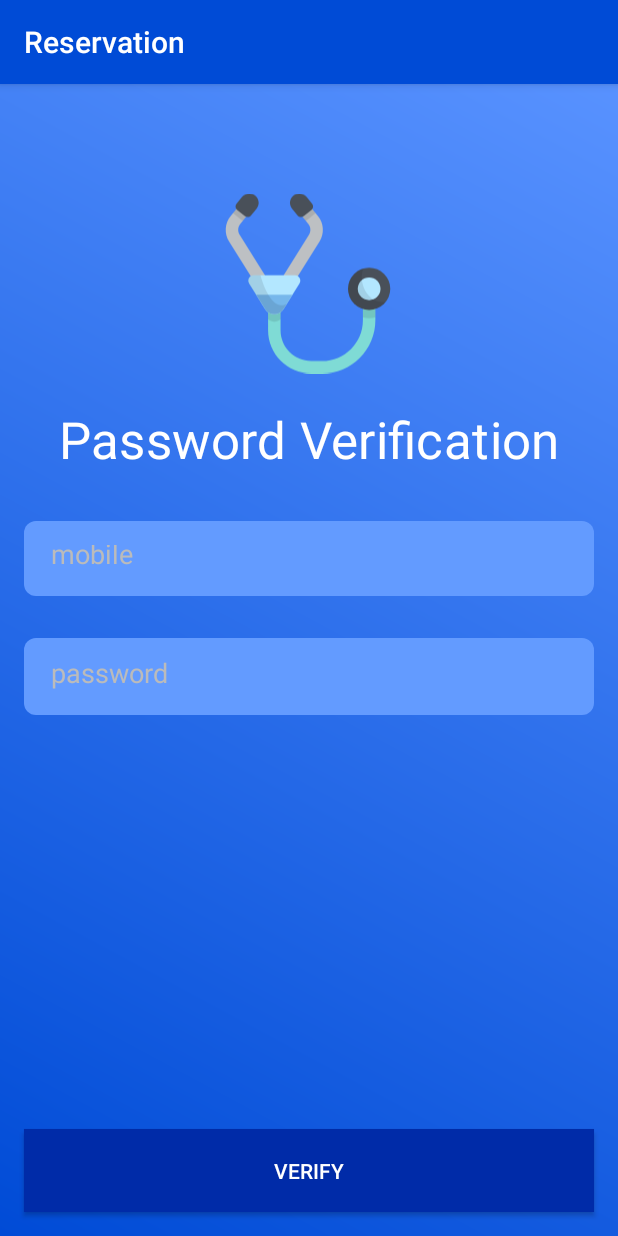
After one commit to jobinjj/FirebaseQuerying, an Android app: the LoginPasswordActivity screen opened directly, with no data from a screen before it, on a phone screen of 412 x 824 dp. The commit adds this screen. Run offline under Robolectric (Android 15) with nearby library versions, the phone set to English and light mode, and no system bars; our stand-ins replace Firebase (no records; nobody signed in at launch, a user with empty details on screens opened directly).

Commit message:
Online login system (login with password fixed)0.5

```diff
--- a/app/build.gradle
+++ b/app/build.gradle
@@ -1,4 +1,5 @@
 apply plugin: 'com.android.application'
+apply plugin: 'com.google.gms.google-services'
 
 android {
     compileSdkVersion 28
@@ -28,6 +29,7 @@ dependencies {
     implementation 'com.android.support:appcompat-v7:28.0.0'
     implementation 'com.android.support:support-v4:28.0.0'
     implementation 'com.android.support:design:28.0.0'
+    implementation 'com.google.firebase:firebase-firestore:17.1.0'
     testImplementation 'junit:junit:4.12'
     androidTestImplementation 'com.android.support.test:runner:1.0.2'
     androidTestImplementation 'com.android.support.test.espresso:espresso-core:3.0.2'
--- a/app/src/main/AndroidManifest.xml
+++ b/app/src/main/AndroidManifest.xml
@@ -14,7 +14,9 @@
         android:supportsRtl="true"
         android:theme="@style/AppTheme"
         tools:ignore="GoogleAppIndexingWarning">
-        <activity android:name=".main.LoginOtpActivity"></activity>
+        <activity android:name=".main.LoginPasswordActivity"></activity>
+        <activity android:name=".main.LoginFirebaseTestActivity" />
+        <activity android:name=".main.LoginOtpActivity" />
         <activity
             android:name=".main.RegisterOtpActivity"
             android:theme="@style/NoActionbar" />
--- /dev/null
+++ b/app/src/main/java/com/example/doctorbooking/main/LoginPasswordActivity.java
@@ -0,0 +1,88 @@
+package com.example.doctorbooking.main;
+
+import android.support.annotation.NonNull;
+import android.support.v7.app.AppCompatActivity;
+import android.os.Bundle;
+import android.util.Log;
+import android.view.View;
+import android.widget.EditText;
+import android.widget.Toast;
+
+import com.example.doctorbooking.R;
+import com.example.doctorbooking.model.FirestoreModel;
+import com.google.android.gms.tasks.OnCompleteListener;
+import com.google.android.gms.tasks.OnFailureListener;
+import com.google.android.gms.tasks.Task;
+import com.google.firebase.firestore.DocumentSnapshot;
+import com.google.firebase.firestore.FirebaseFirestore;
+
+import java.util.Objects;
+
+public class LoginPasswordActivity extends AppCompatActivity {
+    FirebaseFirestore db = FirebaseFirestore.getInstance();
+    EditText ed_pass,ed_mobile;
+
+    @Override
+    protected void onCreate(Bundle savedInstanceState) {
+        super.onCreate(savedInstanceState);
+        setContentView(R.layout.activity_login_password);
+
+        ed_mobile = findViewById(R.id.ed_mobile);
+        ed_pass= findViewById(R.id.ed_pass);
+        ed_mobile.setText(getIntent().getStringExtra("phone"));
+
+        findViewById(R.id.button4).setOnClickListener(new View.OnClickListener() {
+            @Override
+            public void onClick(View v) {
+                db.collection("DoctorBooking").document(ed_mobile.getText().toString())
+                        .get()
+                        .addOnCompleteListener(new OnCompleteListener<DocumentSnapshot>() {
+                            @Override
+                            public void onComplete(@NonNull Task<DocumentSnapshot> task) {
+                                if(task.isSuccessful()){
+                                    FirestoreModel user = Objects.requireNonNull(task.getResult()).toObject(FirestoreModel.class);
+                                    //Navigate to profile page
+                                    if(user != null){
+                                        Log.d("tag",user.getMobile());
+                                        if (ed_pass.getText().toString().equals(user.getPassword())){
+                                            Toast.makeText(LoginPasswordActivity.this, "Passwords match", Toast.LENGTH_SHORT).show();
+                                        }else {
+                                            Toast.makeText(LoginPasswordActivity.this, "Passwords do not match", Toast.LENGTH_SHORT).show();
+                                        }
+                                    }else{
+                                        Toast.makeText(LoginPasswordActivity.this, "Missing user record ", Toast.LENGTH_SHORT).show();
+                                    }
+
+                                }else{
+                                    String excep = Objects.requireNonNull(task.getException()).getMessage();
+                                    Log.d("tag", "Error reading user data " + excep);
+
+                                }
+                            }
+                        })
+                        .addOnFailureListener(new OnFailureListener() {
+                            @Override
+                            public void onFailure(@NonNull Exception e) {
+                                Toast.makeText(LoginPasswordActivity.this, "user does not exist", Toast.LENGTH_SHORT).show();
+                            }
+                        });
+//                db.collection("DoctorBooking").whereEqualTo("password",ed_pass.getText().toString())
+//                       .get()
+//                        .addOnCompleteListener(new OnCompleteListener<QuerySnapshot>() {
+//                            @Override
+//                            public void onComplete(@NonNull Task<QuerySnapshot> task) {
+//                                if (task.isSuccessful()){
+//                                    FirestoreModel user = Objects.requireNonNull(task.getResult()).toObject(FirestoreUserModel.class);
+//                                    for (QueryDocumentSnapshot document : task.getResult()) {
+//                                        Log.d("tag", document.getId() + " => " + document.getData());
+//                                    }
+//                                }else {
+//                                    Log.d("tag",task.getResult().toString());
+//                                    Toast.makeText(LoginPasswordActivity.this, "Error ", Toast.LENGTH_SHORT).show();
+//                                }
+//                            }
+//                        });
+            }
+        });
+    }
+}
--- a/app/src/main/java/com/example/doctorbooking/main/RegisterOtpActivity.java
+++ b/app/src/main/java/com/example/doctorbooking/main/RegisterOtpActivity.java
@@ -51,7 +51,7 @@ public class RegisterOtpActivity extends AppCompatActivity {
         mobile = getIntent().getStringExtra("mobile");
         password = getIntent().getStringExtra("password");
 
-        ed_digit1 = findViewById(R.id.ed_digit1);
+        ed_digit1 = findViewById(R.id.ed_pass);
         ed_digit2 = findViewById(R.id.ed_digit2);
         ed_digit3 = findViewById(R.id.ed_digit3);
         ed_digit4 = findViewById(R.id.ed_digit4);
--- a/app/src/main/res/layout/activity_login_otp.xml
+++ b/app/src/main/res/layout/activity_login_otp.xml
@@ -86,12 +86,12 @@
             android:textColor="#FFFFFF"
             android:textColorHint="#BBBBBB"
             app:layout_constraintBottom_toBottomOf="parent"
-            app:layout_constraintStart_toEndOf="@+id/ed_digit1"
+            app:layout_constraintStart_toEndOf="@+id/ed_pass"
             app:layout_constraintTop_toTopOf="parent"
             app:layout_constraintVertical_bias="1.0" />
 
         <EditText
-            android:id="@+id/ed_digit1"
+            android:id="@+id/ed_pass"
             android:layout_width="46dp"
             android:layout_height="51dp"
             android:layout_marginStart="16dp"
--- /dev/null
+++ b/app/src/main/res/layout/activity_login_password.xml
@@ -0,0 +1,95 @@
+<?xml version="1.0" encoding="utf-8"?>
+<android.support.constraint.ConstraintLayout xmlns:android="http://schemas.android.com/apk/res/android"
+    xmlns:app="http://schemas.android.com/apk/res-auto"
+    xmlns:tools="http://schemas.android.com/tools"
+    android:id="@+id/parent"
+    android:layout_width="match_parent"
+    android:layout_height="match_parent"
+    android:background="@drawable/bg_gradient"
+    tools:context=".main.RegisterOtpActivity">
+
+    <EditText
+        android:id="@+id/ed_mobile"
+        android:layout_width="0dp"
+        android:layout_height="50dp"
+        android:layout_marginStart="16dp"
+        android:layout_marginTop="32dp"
+        android:layout_marginEnd="16dp"
+        android:background="@drawable/login_ed_bg"
+        android:ems="10"
+        android:hint="mobile"
+        android:inputType="number"
+        android:textColor="#fff"
+        android:paddingLeft="18dp"
+        android:paddingTop="16dp"
+        android:paddingRight="16dp"
+        android:paddingBottom="16dp"
+        android:textColorHint="#BBBBBB"
+        app:layout_constraintEnd_toEndOf="parent"
+        app:layout_constraintHorizontal_bias="0.491"
+        app:layout_constraintStart_toStartOf="parent"
+        app:layout_constraintTop_toBottomOf="@+id/textView16" />
+
+    <EditText
+        android:id="@+id/ed_pass"
+        android:layout_width="0dp"
+        android:layout_height="51dp"
+        android:layout_marginStart="16dp"
+        android:layout_marginTop="28dp"
+        android:layout_marginEnd="16dp"
+        android:background="@drawable/login_ed_bg"
+        android:ems="10"
+        android:hint="password"
+        android:inputType="textPassword|textCapWords"
+        android:paddingLeft="18dp"
+        android:paddingTop="16dp"
+        android:paddingRight="16dp"
+        android:paddingBottom="16dp"
+        android:textColor="#FFFFFF"
+        android:textColorHint="#BBBBBB"
+        app:layout_constraintEnd_toEndOf="parent"
+        app:layout_constraintHorizontal_bias="0.0"
+        app:layout_constraintStart_toStartOf="parent"
+        app:layout_constraintTop_toBottomOf="@+id/ed_mobile" />
+
+
+    <Button
+        android:id="@+id/button4"
+        android:layout_width="0dp"
+        android:layout_height="55dp"
+        android:layout_marginStart="16dp"
+        android:layout_marginEnd="16dp"
+        android:layout_marginBottom="16dp"
+        android:background="#002BA8"
+        android:onClick="checkOtp"
+        android:text="Verify"
+        android:textColor="#fff"
+        app:layout_constraintBottom_toBottomOf="parent"
+        app:layout_constraintEnd_toEndOf="parent"
+        app:layout_constraintHorizontal_bias="0.0"
+        app:layout_constraintStart_toStartOf="parent" />
+
+    <ImageView
+        android:id="@+id/imageView10"
+        android:layout_width="120dp"
+        android:layout_height="130dp"
+        android:layout_marginTop="68dp"
+        app:layout_constraintEnd_toEndOf="parent"
+        app:layout_constraintHorizontal_bias="0.498"
+        app:layout_constraintStart_toStartOf="parent"
+        app:layout_constraintTop_toTopOf="parent"
+        app:srcCompat="@drawable/ic_004_stethoscope" />
+
+    <TextView
+        android:id="@+id/textView16"
+        style="@style/TextAppearance.MaterialComponents.Headline4"
+        android:layout_width="wrap_content"
+        android:layout_height="wrap_content"
+        android:layout_marginTop="16dp"
+        android:text="Password Verification"
+        android:textColor="#fff"
+        app:layout_constraintEnd_toEndOf="parent"
+        app:layout_constraintStart_toStartOf="parent"
+        app:layout_constraintTop_toBottomOf="@+id/imageView10" />
+
+</android.support.constraint.ConstraintLayout>
--- a/app/src/main/res/layout/activity_otp.xml
+++ b/app/src/main/res/layout/activity_otp.xml
@@ -86,12 +86,12 @@
             android:textColor="#FFFFFF"
             android:textColorHint="#BBBBBB"
             app:layout_constraintBottom_toBottomOf="parent"
-            app:layout_constraintStart_toEndOf="@+id/ed_digit1"
+            app:layout_constraintStart_toEndOf="@+id/ed_pass"
             app:layout_constraintTop_toTopOf="parent"
             app:layout_constraintVertical_bias="1.0" />
 
         <EditText
-            android:id="@+id/ed_digit1"
+            android:id="@+id/ed_pass"
             android:layout_width="46dp"
             android:layout_height="51dp"
             android:layout_marginStart="16dp"
--- a/build.gradle
+++ b/build.gradle
@@ -8,6 +8,7 @@ buildscript {
     }
     dependencies {
         classpath 'com.android.tools.build:gradle:3.3.2'
+        classpath 'com.google.gms:google-services:4.2.0'
 
         // NOTE: Do not place your application dependencies here; they belong
         // in the individual module build.gradle files
```
Also changed, not shown: app/src/main/java/com/example/doctorbooking/main/LoginFirebaseTestActivity.java (added, +90 -0 lines), app/src/main/java/com/example/doctorbooking/main/LoginScreen.java (+8 -0 lines), app/src/main/java/com/example/doctorbooking/model/FirestoreModel.java (added, +38 -0 lines), app/src/main/res/layout/activity_login_firebase_test.xml (added, +49 -0 lines).
